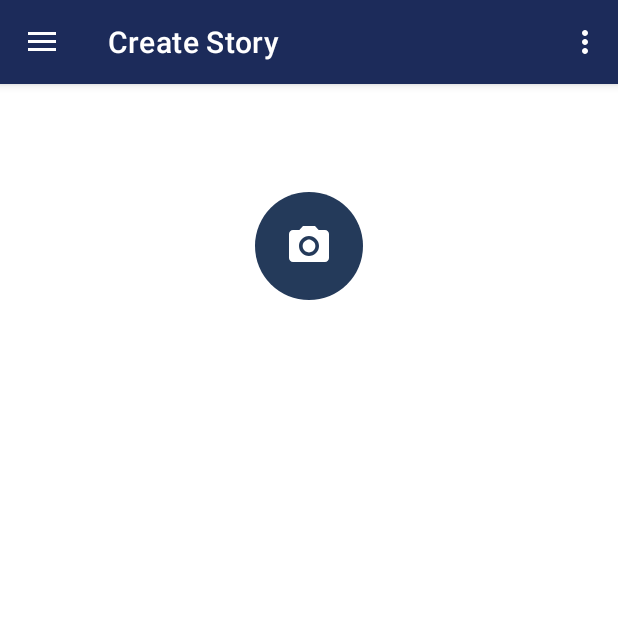
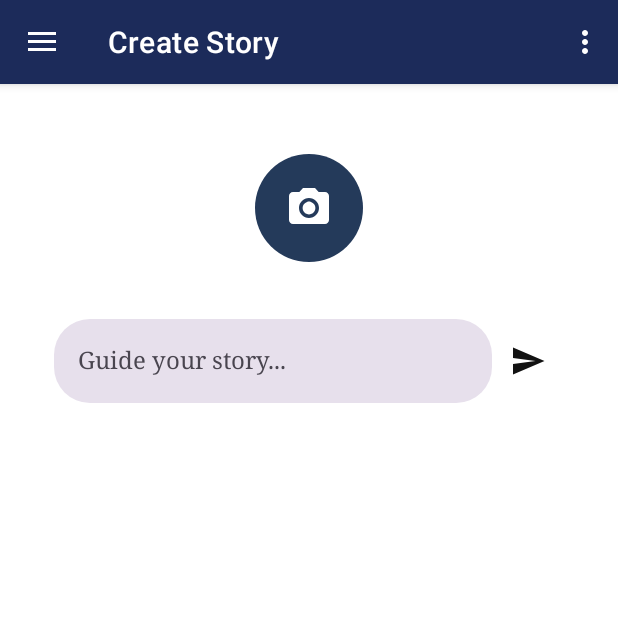
Before and after one commit to rasanja/StoryTime, an Android app built with Jetpack Compose: the screen it shows after launch (MainActivity), in the side drawer, after a tap on "Create Story", on a phone screen of 412 x 824 dp, the top half of it. Run offline under Robolectric (Android 15) with nearby library versions, the phone set to English and light mode, and no system bars; our stand-ins replace navigation-ui; libraries missing offline, so code that uses them is left out: androidx.camera.core, androidx.camera.view.

Commit message:
Added User input UI, moved Camera UI to its own composable

```diff
--- a/app/src/main/java/cs477/gmu/project3_rdelphec/ui/create/CreateStoryFragment.kt
+++ b/app/src/main/java/cs477/gmu/project3_rdelphec/ui/create/CreateStoryFragment.kt
@@ -43,17 +43,22 @@ import android.widget.ImageButton
 import androidx.compose.foundation.Image
 import androidx.compose.foundation.background
 import androidx.compose.foundation.clickable
+import androidx.compose.foundation.content.contentReceiver
 import androidx.compose.foundation.layout.Column
 import androidx.compose.foundation.layout.size
 import androidx.compose.foundation.shape.CircleShape
 import androidx.compose.foundation.shape.RoundedCornerShape
+import androidx.compose.material.icons.automirrored.filled.Send
 import androidx.compose.material.icons.filled.CameraAlt
 import androidx.compose.material.icons.filled.Cancel
 import androidx.compose.material.icons.filled.Check
+import androidx.compose.material.icons.filled.Send
 import androidx.compose.material3.Button
 import androidx.compose.material3.MaterialTheme
 import androidx.compose.material3.Surface
 import androidx.compose.material3.Text
+import androidx.compose.material3.TextField
+import androidx.compose.material3.TextFieldDefaults
 import androidx.compose.runtime.mutableStateOf
 import androidx.compose.runtime.setValue
 import androidx.compose.ui.draw.clip
@@ -95,99 +100,53 @@ class CreateStoryFragment : Fragment() {
         val viewModel = viewModel<CreateStoryViewModel>()
         val photo by viewModel.bitmap.collectAsState()
 
-        if(isCameraOpen){
+        if(isCameraOpen){ //show camera preview
             CameraUI(
                 onClose = {isCameraOpen = false}
             )
-        }else{
+        }else{ //show CreateStoryUI
             Column (
                 modifier = Modifier
                     .fillMaxSize()
                     .padding(16.dp),
                 horizontalAlignment = Alignment.CenterHorizontally
             ){
+
+                //Row 1 : Camera Button UI
                 Row (
                     modifier = Modifier
-                        .fillMaxWidth()
-                        .weight(1f),
-                    verticalAlignment = Alignment.CenterVertically,
-                    horizontalArrangement = Arrangement.Center
-                ){ //row 1 with label and camera button
-                    Box(
-                        modifier = Modifier
-                            .size(72.dp)
-                            .background(
-                                color = MaterialTheme.colorScheme.primary,
-                                shape = CircleShape
-                            )
-                            .clickable { isCameraOpen = true },
-                        contentAlignment = Alignment.Center
-                    ) {
-                        Icon(
-                            imageVector = Icons.Default.CameraAlt,
-                            contentDescription = "Launch Camera",
-                            tint = MaterialTheme.colorScheme.onPrimary,
-                            modifier = Modifier.size(32.dp)
-                        )
-                    }
+                        .weight(0.5f),
+                    verticalAlignment = Alignment.CenterVertically
+                ){
+                    LaunchCameraButton(
+                        onClick = { isCameraOpen = true}
+                    )
                 }
-                Row (
-                    modifier = Modifier
-                        .fillMaxWidth()
-                        .weight(1f),
-                    verticalAlignment = Alignment.CenterVertically,
-                    horizontalArrangement = Arrangement.Center
-                ){ //row 2 with text field with generate story botton
 
+                //Row 2: attachment UI
+                if(photo!=null){
+                    PhotoAttachmentPreview(
+                        bitmap = photo!!,
+                        onRemove = {viewModel.onTakePhoto(null)}
+                    )
                 }
+
+                // Row 3: text submission UI
+                var prompt by remember { mutableStateOf("") }
+                PromptInputRowUI(
+                    prompt = prompt,
+                    onPromptChange = { prompt = it},
+                    onSend = {} //handle prompt submission
+                )
+
+
+                //Row 4 : LLM API response UI
                 Row (
                     modifier = Modifier
                         .fillMaxWidth()
                         .weight(2f),
                     verticalAlignment = Alignment.Top,
                 ){ //row 3 with story output
-
-                }
-
-                if(photo!=null){ //if there is a photo show a thumbnail
-                    Column(
-                        modifier = Modifier
-                            .fillMaxWidth()
-                            .padding(top = 16.dp),
-                        horizontalAlignment = Alignment.CenterHorizontally
-                    ) {
-                        Row (
-                            modifier = Modifier
-                                .fillMaxWidth(),
-                            verticalAlignment = Alignment.CenterVertically,
-                            horizontalArrangement = Arrangement.Center
-                        ){
-                            Text(
-                                color = MaterialTheme.colorScheme.onSurface,
-                                text ="Attached Photo",
-                            )
-
-                            IconButton(
-                                onClick = {viewModel.onTakePhoto(null)},
-                            ) {
-                                Icon(
-                                    imageVector = Icons.Default.Cancel,
-                                    contentDescription = "Remove Photo",
-                                    tint = MaterialTheme.colorScheme.onSurface
-                                )
-                            }
-                        }
-
-                        Image(
-                            bitmap = photo!!.asImageBitmap(),
-                            contentDescription = "Attached photo",
-                            modifier = Modifier
-                                .size(120.dp)
-                                .clip(RoundedCornerShape(8.dp))
-                                .align(Alignment.CenterHorizontally),
-                            contentScale = ContentScale.Crop
-                        )
-                    }
                 }
 
             }
@@ -197,7 +156,9 @@ class CreateStoryFragment : Fragment() {
 
     @OptIn(ExperimentalMaterial3Api::class)
     @Composable
-    fun CameraUI(onClose:() -> Unit){
+    fun CameraUI(
+        onClose:() -> Unit
+    ){
         val scope = rememberCoroutineScope()
         val context = LocalContext.current
         val controller = remember {
@@ -281,7 +242,81 @@ class CreateStoryFragment : Fragment() {
     }
 
 
-    @Preview(showBackground = true)
+    @Composable
+    fun LaunchCameraButton(
+        onClick: () ->Unit
+    ){
+        Row (
+            modifier = Modifier
+                .fillMaxWidth(),
+            verticalAlignment = Alignment.CenterVertically,
+            horizontalArrangement = Arrangement.Center
+        ){
+            Box(
+                modifier = Modifier
+                    .size(72.dp)
+                    .background(
+                        color = MaterialTheme.colorScheme.primary,
+                        shape = CircleShape
+                    )
+                    .clickable{ onClick() },
+                contentAlignment = Alignment.Center
+            ){
+                Icon(
+                    imageVector = Icons.Default.CameraAlt,
+                    contentDescription = "Launch Camera",
+                    tint = MaterialTheme.colorScheme.onPrimary,
+                    modifier = Modifier.size(32.dp)
+                )
+            }
+        }
+    }
+
+    @Composable
+    fun PromptInputRowUI(
+        prompt: String,
+        onPromptChange: (String) -> Unit,
+        onSend: ()->Unit
+    ) {
+        Row (
+            modifier = Modifier
+                .fillMaxWidth()
+                .padding( horizontal = 8.dp)
+                .background(
+                    color = MaterialTheme.colorScheme.surface,
+                    shape = RoundedCornerShape(24.dp)
+                )
+                .padding(horizontal = 12.dp, vertical = 8.dp),
+            verticalAlignment = Alignment.CenterVertically,
+            horizontalArrangement = Arrangement.Center
+        ){
+            TextField(
+                value = prompt,
+                onValueChange = onPromptChange,
+                placeholder = {Text("Guide your story...")},
+                modifier = Modifier.weight(1f),
+                colors = TextFieldDefaults.colors(
+                    focusedContainerColor = MaterialTheme.colorScheme.surfaceVariant,
+                    unfocusedContainerColor = MaterialTheme.colorScheme.surfaceVariant,
+                    disabledContainerColor = MaterialTheme.colorScheme.surfaceVariant,
+                    focusedIndicatorColor = Color.Transparent,
+                    unfocusedIndicatorColor = Color.Transparent
+                ),
+                singleLine = true,
+                shape = RoundedCornerShape(24.dp)
+            )
+            IconButton(
+                onClick = onSend //handle user input here
+            ) {
+                Icon(
+                    imageVector = Icons.AutoMirrored.Filled.Send,
+                    contentDescription = "Send prompt",
+                    tint = MaterialTheme.colorScheme.onSurface
+                )
+            }
+        }
+    }
+
     @Composable
     fun ConfirmPhotoUI(
         bitmap: Bitmap,
@@ -344,6 +379,43 @@ class CreateStoryFragment : Fragment() {
         }
     }
 
+
+    @Composable
+    fun PhotoAttachmentPreview(
+        bitmap: Bitmap,
+        onRemove: ()->Unit
+    ){
+        Row(
+            verticalAlignment = Alignment.CenterVertically,
+            modifier = Modifier
+                .padding(8.dp, bottom = 8.dp)
+                .background(
+                    color = MaterialTheme.colorScheme.surfaceVariant,
+                    shape = RoundedCornerShape(16.dp)
+                )
+                .padding(8.dp)
+        ){
+            Image(
+                bitmap = bitmap.asImageBitmap(),
+                contentDescription = "attached photo",
+                modifier = Modifier
+                    .size(48.dp)
+                    .clip(RoundedCornerShape(8.dp)),
+                contentScale = ContentScale.Crop
+            )
+            IconButton(
+                onClick = onRemove,
+                modifier = Modifier.padding(start = 4.dp)
+            ) {
+                Icon(
+                    imageVector = Icons.Default.Cancel,
+                    contentDescription = "Remove photo",
+                    tint = MaterialTheme.colorScheme.onSurface
+                )
+            }
+        }
+    }
+
     @Composable
     private fun UIPreview(){
         StoryTimeTheme {
```
